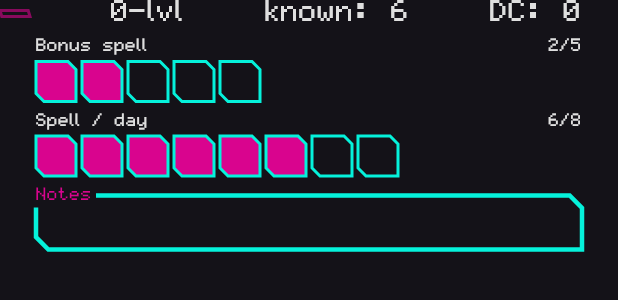
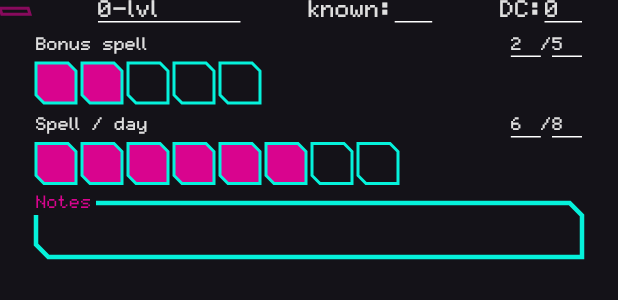
Before and after one commit to LifestrimS/starfinder_sheet, a Flutter app: the MagicLvl widget shown alone on an empty page, opened directly with empty values, on a phone screen of 412 x 824 dp. Shown: the top 300 px of the screen. Run offline on Flutter 3.47's test engine with Material 3 defaults, Android fonts, the phone set to English and light mode, and no system bars; our stand-ins replace carousel_slider, custom_refresh_indicator, drift, drift_flutter, flutter_svg, get_it and 2 more; missing offline and left inert: elementary, elementary_helper; accounts and stored records are empty; generated files the repository leaves out were written again.

Commit message:
text Inputs for magic

```diff
--- a/lib/screens/characrer_sheet/widgets/magic_page/magic_lvl_bloc.dart
+++ b/lib/screens/characrer_sheet/widgets/magic_page/magic_lvl_bloc.dart
@@ -37,22 +37,59 @@ class _MagicLvlState extends State<MagicLvl> {
               const Spacer(),
               Padding(
                 padding: const EdgeInsets.only(left: 8.0),
-                child: Text(
-                  '${widget.lvl}-lvl',
-                  style: AppStyles.commonPixel(),
+                child: SizedBox(
+                  width: 95.0,
+                  height: 15.0,
+                  child: VitalsTextFormField(
+                    controller: TextEditingController(
+                      text: '${widget.lvl}-lvl',
+                    ),
+                    formatters: const [],
+                    textInputTupe: TextInputType.text,
+                  ),
                 ),
               ),
               const Spacer(),
               Padding(
                 padding: const EdgeInsets.only(left: 8.0),
-                child: Text('known: 6', style: AppStyles.commonPixel()),
+                child: Text(
+                  'known:',
+                  style: AppStyles.commonPixel().copyWith(fontSize: 8.0),
+                ),
+              ),
+              SizedBox(
+                width: 25.0,
+                height: 15.0,
+                child: VitalsTextFormField(
+                  controller: TextEditingController(),
+                  formatters: [
+                    FilteringTextInputFormatter.allow(RegExp(r'[0-9]*')),
+                    LengthLimitingTextInputFormatter(2),
+                  ],
+                ),
               ),
               const Spacer(),
               Padding(
-                padding: const EdgeInsets.only(left: 8.0, right: 24.0),
+                padding: const EdgeInsets.only(left: 8.0),
                 child: Text(
-                  'DC: ${widget.baseDC + widget.lvl}',
-                  style: AppStyles.commonPixel(),
+                  'DC:',
+                  style: AppStyles.commonPixel().copyWith(fontSize: 8.0),
+                ),
+              ),
+              Padding(
+                padding: const EdgeInsets.only(right: 24.0),
+                child: SizedBox(
+                  width: 25.0,
+                  height: 15.0,
+                  child: VitalsTextFormField(
+                    controller: TextEditingController(
+                      text: '${widget.baseDC + widget.lvl}',
+                    ),
+                    formatters: [
+                      FilteringTextInputFormatter.allow(RegExp(r'[0-9]*')),
+                      LengthLimitingTextInputFormatter(2),
+                    ],
+                  ),
                 ),
               ),
             ],
@@ -77,10 +114,43 @@ class _MagicLvlState extends State<MagicLvl> {
                                 fontSize: 6.0,
                               ),
                             ),
+                            const Spacer(),
+                            SizedBox(
+                              width: 20.0,
+                              height: 15.0,
+                              child: VitalsTextFormField(
+                                controller: TextEditingController(
+                                  text: currentBonus.toString(),
+                                ),
+                                fontSize: 6.0,
+                                formatters: [
+                                  FilteringTextInputFormatter.allow(
+                                    RegExp(r'[0-9]*'),
+                                  ),
+                                  LengthLimitingTextInputFormatter(2),
+                                ],
+                              ),
+                            ),
                             Text(
-                              '$currentBonus/$totalBonus',
+                              '/',
                               style: AppStyles.commonPixel().copyWith(
                                 fontSize: 6.0,
+                              ),
+                            ),
+                            SizedBox(
+                              width: 20.0,
+                              height: 15.0,
+                              child: VitalsTextFormField(
+                                controller: TextEditingController(
+                                  text: totalBonus.toString(),
+                                ),
+                                fontSize: 6.0,
+                                formatters: [
+                                  FilteringTextInputFormatter.allow(
+                                    RegExp(r'[0-9]*'),
+                                  ),
+                                  LengthLimitingTextInputFormatter(2),
+                                ],
                               ),
                             ),
                           ],
@@ -97,6 +167,7 @@ class _MagicLvlState extends State<MagicLvl> {
                                 currentSpell: currentBonus,
                                 maxSpell: totalBonus,
                                 currentBonus: currentBonusNotifier,
+                                totalBonus: totalPerDayNotifier,
                               ),
                             ),
                           ],
@@ -128,10 +199,43 @@ class _MagicLvlState extends State<MagicLvl> {
                                 fontSize: 6.0,
                               ),
                             ),
+                            const Spacer(),
+                            SizedBox(
+                              width: 20.0,
+                              height: 15.0,
+                              child: VitalsTextFormField(
+                                controller: TextEditingController(
+                                  text: currentPerDay.toString(),
+                                ),
+                                fontSize: 6.0,
+                                formatters: [
+                                  FilteringTextInputFormatter.allow(
+                                    RegExp(r'[0-9]*'),
+                                  ),
+                                  LengthLimitingTextInputFormatter(2),
+                                ],
+                              ),
+                            ),
                             Text(
-                              '$currentPerDay/$totalPerDay',
+                              '/',
                               style: AppStyles.commonPixel().copyWith(
                                 fontSize: 6.0,
+                              ),
+                            ),
+                            SizedBox(
+                              width: 20.0,
+                              height: 15.0,
+                              child: VitalsTextFormField(
+                                controller: TextEditingController(
+                                  text: totalPerDay.toString(),
+                                ),
+                                fontSize: 6.0,
+                                formatters: [
+                                  FilteringTextInputFormatter.allow(
+                                    RegExp(r'[0-9]*'),
+                                  ),
+                                  LengthLimitingTextInputFormatter(2),
+                                ],
                               ),
                             ),
                           ],
@@ -148,6 +252,7 @@ class _MagicLvlState extends State<MagicLvl> {
                                 currentSpell: currentPerDay,
                                 maxSpell: totalPerDay,
                                 currentBonus: currentPerDayNotifier,
+                                totalBonus: totalPerDayNotifier,
                               ),
                             ),
                           ],
@@ -177,6 +282,7 @@ class _MagicLvlState extends State<MagicLvl> {
     required int currentSpell,
     required int maxSpell,
     required ValueNotifier currentBonus,
+    required ValueNotifier totalBonus,
   }) {
     return GridView.builder(
       itemCount: maxSpell,
@@ -190,7 +296,7 @@ class _MagicLvlState extends State<MagicLvl> {
       itemBuilder: (context, index) {
         return GestureDetector(
           onTap: () {
-            //addResolveByTap(index, currentSpell, maxSpell);
+            addSpellByTap(index, currentBonus, totalBonus);
             currentBonus.value = index + 1;
           },
           child: CustomPaint(
@@ -199,6 +305,39 @@ class _MagicLvlState extends State<MagicLvl> {
         );
       },
     );
+  }
+
+  void addSpellByTap(
+    int tapedIndex,
+    ValueNotifier currentBonus,
+    ValueNotifier totalBonus,
+  ) {
+    if (tapedIndex + 1 > currentBonus.value &&
+        tapedIndex + 1 <= totalBonus.value) {
+      for (int i = 0; i <= tapedIndex - currentBonus.value; i++) {
+        addSpell(currentBonus, totalBonus);
+      }
+    }
+
+    if (tapedIndex + 1 <= currentBonus.value && tapedIndex + 1 >= 0) {
+      for (int i = 1; i <= currentBonus.value - tapedIndex; i++) {
+        removeSpell(currentBonus, totalBonus);
+      }
+    }
+  }
+
+  void addSpell(ValueNotifier currentBonus, ValueNotifier totalBonus) {
+    if (totalBonus.value - currentBonus.value > 1) {
+      currentBonus.value += 1;
+    } else {
+      currentBonus = totalBonus;
+    }
+  }
+
+  void removeSpell(ValueNotifier currentBonus, ValueNotifier totalBonus) {
+    if (currentBonus.value != 0) {
+      currentBonus.value -= 1;
+    }
   }
 
   Widget getTextField({
--- a/lib/util_widgets/custom_text_form_field.dart
+++ b/lib/util_widgets/custom_text_form_field.dart
@@ -115,12 +115,18 @@ class CustomTextFieldWithBorder extends StatelessWidget {
 
 class VitalsTextFormField extends StatelessWidget {
   final TextEditingController controller;
+  final List<TextInputFormatter>? formatters;
+  final double? fontSize;
+  final TextInputType? textInputTupe;
 
   final Function(String value)? onChange;
 
   const VitalsTextFormField({
     required this.controller,
+    this.formatters,
+    this.fontSize,
     this.onChange,
+    this.textInputTupe,
     super.key,
   });
 
@@ -130,10 +136,10 @@ class VitalsTextFormField extends StatelessWidget {
       controller: controller,
       expands: true,
       maxLines: null,
-      style: AppStyles.commonPixel().copyWith(fontSize: 8.0),
+      style: AppStyles.commonPixel().copyWith(fontSize: fontSize ?? 8.0),
       textAlign: TextAlign.left,
       textAlignVertical: TextAlignVertical.center,
-      keyboardType: TextInputType.number,
+      keyboardType: textInputTupe ?? TextInputType.number,
       cursorColor: AppColors.darkPink,
       onTapOutside: (event) => FocusManager.instance.primaryFocus?.unfocus(),
       decoration: const InputDecoration(
@@ -143,10 +149,12 @@ class VitalsTextFormField extends StatelessWidget {
         contentPadding: EdgeInsets.zero,
       ),
       onChanged: (value) => onChange != null ? onChange!(value) : null,
-      inputFormatters: [
-        FilteringTextInputFormatter.allow(RegExp(r'[0-9]*')),
-        LengthLimitingTextInputFormatter(3),
-      ],
+      inputFormatters:
+          formatters ??
+          [
+            FilteringTextInputFormatter.allow(RegExp(r'[0-9]*')),
+            LengthLimitingTextInputFormatter(3),
+          ],
     );
   }
 }
```
